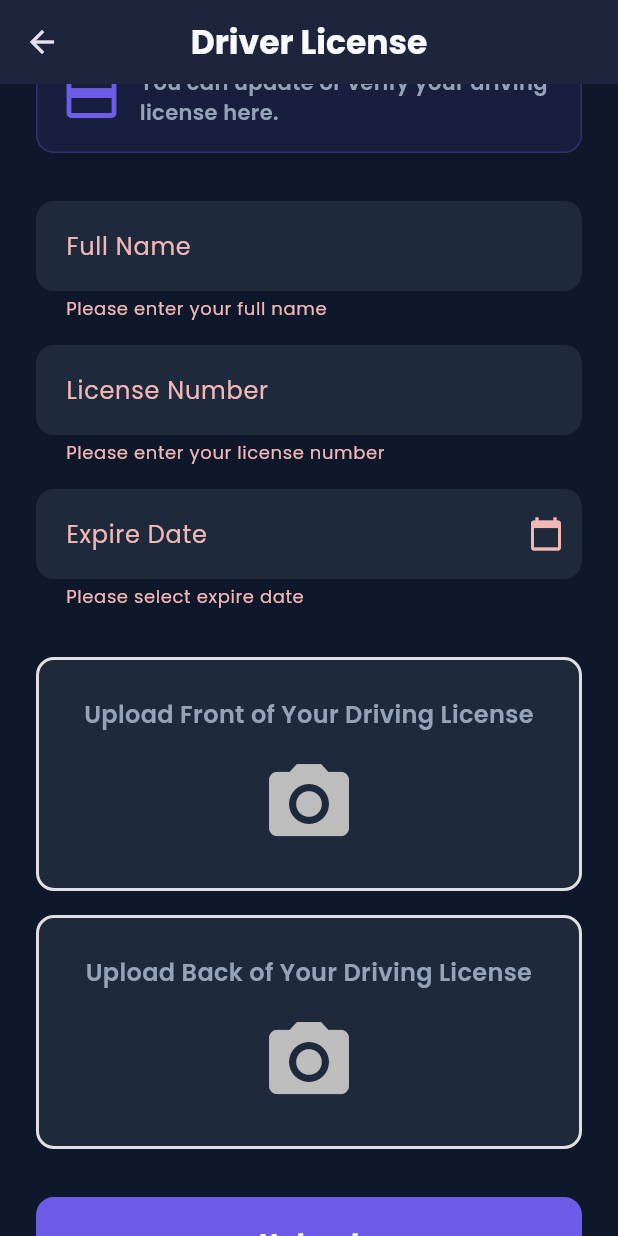
After one commit to PhoneWaiYanMoe/Thesis_Car_Rental_Cross_Platform_Application, a Flutter app: the LicenseUploadScreen screen opened by its route, scrolled down 136 dp, after a tap on "Upload", on a phone screen of 412 x 824 dp. The commit adds this screen. Run offline on Flutter 3.47's test engine with Material 3 defaults, Android fonts, the phone set to English and light mode, and no system bars; our stand-ins replace google_fonts, image_picker, shared_preferences, smooth_page_indicator, table_calendar; accounts and stored records are empty.

Commit message:
license check logic implemented

```diff
--- a/Mobile/wiz/lib/screens/Auth/services/auth_service.dart
+++ b/Mobile/wiz/lib/screens/Auth/services/auth_service.dart
@@ -8,6 +8,14 @@ class AuthService {
   static const String _userEmailKey = 'user_email';
   static const String _userAvatarKey = 'user_avatar';
   static const String _licenseKey = 'license_number';
+
+  // License data keys
+  static const String _licenseVerifiedKey = 'license_verified';
+  static const String _licenseFullNameKey = 'license_full_name';
+  static const String _licenseNumberKey = 'license_number_full';
+  static const String _licenseExpireDateKey = 'license_expire_date';
+  static const String _licenseFrontImageKey = 'license_front_image';
+  static const String _licenseBackImageKey = 'license_back_image';
 
   // Sample token for testing
   static const String sampleToken = 'sample_jwt_token_12345';
@@ -23,7 +31,6 @@ class AuthService {
   Future<bool> validateCredentials(String email, String password) async {
     // Simulate network delay
     await Future.delayed(const Duration(seconds: 1));
-
     return mockUsers.containsKey(email) && mockUsers[email] == password;
   }
 
@@ -69,6 +76,48 @@ class AuthService {
     return token != null && token.isNotEmpty;
   }
 
+  // Check if license is verified
+  Future<bool> isLicenseVerified() async {
+    final prefs = await SharedPreferences.getInstance();
+    return prefs.getBool(_licenseVerifiedKey) ?? false;
+  }
+
+  // Save license data
+  Future<void> saveLicenseData({
+    required String fullName,
+    required String licenseNumber,
+    required String expireDate,
+    required String frontImagePath,
+    required String backImagePath,
+  }) async {
+    final prefs = await SharedPreferences.getInstance();
+    await prefs.setBool(_licenseVerifiedKey, true);
+    await prefs.setString(_licenseFullNameKey, fullName);
+    await prefs.setString(_licenseNumberKey, licenseNumber);
+    await prefs.setString(_licenseExpireDateKey, expireDate);
+    await prefs.setString(_licenseFrontImageKey, frontImagePath);
+    await prefs.setString(_licenseBackImageKey, backImagePath);
+
+    // Also update the short license number for display
+    await prefs.setString(_licenseKey, '****${licenseNumber.substring(licenseNumber.length - 2)}');
+  }
+
+  // Get license data
+  Future<Map<String, String>?> getLicenseData() async {
+    final prefs = await SharedPreferences.getInstance();
+    final isVerified = prefs.getBool(_licenseVerifiedKey) ?? false;
+
+    if (!isVerified) return null;
+
+    return {
+      'fullName': prefs.getString(_licenseFullNameKey) ?? '',
+      'licenseNumber': prefs.getString(_licenseNumberKey) ?? '',
+      'expireDate': prefs.getString(_licenseExpireDateKey) ?? '',
+      'frontImagePath': prefs.getString(_licenseFrontImageKey) ?? '',
+      'backImagePath': prefs.getString(_licenseBackImageKey) ?? '',
+    };
+  }
+
   // Clear auth data (logout)
   Future<void> clearAuthData() async {
     final prefs = await SharedPreferences.getInstance();
@@ -80,16 +129,25 @@ class AuthService {
     await prefs.remove(_licenseKey);
   }
 
+  // Clear license data
+  Future<void> clearLicenseData() async {
+    final prefs = await SharedPreferences.getInstance();
+    await prefs.remove(_licenseVerifiedKey);
+    await prefs.remove(_licenseFullNameKey);
+    await prefs.remove(_licenseNumberKey);
+    await prefs.remove(_licenseExpireDateKey);
+    await prefs.remove(_licenseFrontImageKey);
+    await prefs.remove(_licenseBackImageKey);
+  }
+
   // Sample login for testing
   Future<Map<String, dynamic>> loginWithCredentials(String email, String password) async {
-    // Validate credentials
     final isValid = await validateCredentials(email, password);
 
     if (!isValid) {
       throw Exception('Invalid email or password');
     }
 
-    // Mock user data based on email
     final userData = {
       'token': sampleToken,
       'userId': 'user_001',
--- a/Mobile/wiz/lib/screens/Auth/views/login_screen.dart
+++ b/Mobile/wiz/lib/screens/Auth/views/login_screen.dart
@@ -55,7 +55,7 @@ class _LoginScreenState extends State<LoginScreen> {
       await _authService.loginWithCredentials(_emailController.text.trim(), _passwordController.text);
 
       if (mounted) {
-        AppRoutes.navigateAndRemoveUntil(context, AppRoutes.login);
+        AppRoutes.navigateAndRemoveUntil(context, AppRoutes.home);
       }
     } catch (e) {
       if (mounted) {
@@ -89,6 +89,8 @@ class _LoginScreenState extends State<LoginScreen> {
       body: SafeArea(
         child: Padding(
           padding: const EdgeInsets.symmetric(horizontal: 32.0),
+          child: SingleChildScrollView(
+            scrollDirection:  Axis.vertical,
             child: Form(
               key: _formKey,
               child: Column(
@@ -104,44 +106,44 @@ class _LoginScreenState extends State<LoginScreen> {
                     textAlign: TextAlign.center,
                     style: AppStyles.body(context),
                   ),
-          //      const SizedBox(height: 48),
+                //  const SizedBox(height: 48),
 
-                // // Mock credentials hint (for development only)
-                // Container(
-                //   padding: const EdgeInsets.all(12),
-                //   decoration: BoxDecoration(
-                //     color: AppStyles.primary.withOpacity(0.1),
-                //     borderRadius: BorderRadius.circular(8),
-                //     border: Border.all(color: AppStyles.primary.withOpacity(0.3)),
+                //   // Mock credentials hint (for development only)
+                //   Container(
+                //     padding: const EdgeInsets.all(12),
+                //     decoration: BoxDecoration(
+                //       color: AppStyles.primary.withOpacity(0.1),
+                //       borderRadius: BorderRadius.circular(8),
+                //       border: Border.all(color: AppStyles.primary.withOpacity(0.3)),
+                //     ),
+                //     child: Column(
+                //       crossAxisAlignment: CrossAxisAlignment.start,
+                //       children: [
+                //         Row(
+                //           children: [
+                //             Icon(Icons.info_outline, size: 16, color: AppStyles.primary),
+                //             const SizedBox(width: 8),
+                //             Text(
+                //               'Test Credentials',
+                //               style: AppStyles.caption(
+                //                 context,
+                //               ).copyWith(fontWeight: FontWeight.bold, color: AppStyles.primary),
+                //             ),
+                //           ],
+                //         ),
+                //         const SizedBox(height: 8),
+                //         Text(
+                //           'Email: jass@wiz.com\nPassword: Password1',
+                //           style: AppStyles.caption(context).copyWith(fontSize: 12),
+                //         ),
+                //         const SizedBox(height: 4),
+                //         Text(
+                //           'or use: test@example.com / password123',
+                //           style: AppStyles.caption(context).copyWith(fontSize: 12),
+                //         ),
+                //       ],
+                //     ),
                 //   ),
-                //   child: Column(
-                //     crossAxisAlignment: CrossAxisAlignment.start,
-                //     children: [
-                //       Row(
-                //         children: [
-                //           Icon(Icons.info_outline, size: 16, color: AppStyles.primary),
-                //           const SizedBox(width: 8),
-                //           Text(
-                //             'Test Credentials',
-                //             style: AppStyles.caption(
-                //               context,
-                //             ).copyWith(fontWeight: FontWeight.bold, color: AppStyles.primary),
-                //           ),
-                //         ],
-                //       ),
-                //       const SizedBox(height: 8),
-                //       Text(
-                //         'Email: jass@wiz.com\nPassword: Password1',
-                //         style: AppStyles.caption(context).copyWith(fontSize: 12),
-                //       ),
-                //       const SizedBox(height: 4),
-                //       Text(
-                //         'or use: test@example.com / password123',
-                //         style: AppStyles.caption(context).copyWith(fontSize: 12),
-                //       ),
-                //     ],
-                //   ),
-                // ),
 
                   const SizedBox(height: 24),
 
@@ -216,8 +218,9 @@ class _LoginScreenState extends State<LoginScreen> {
                       ),
                     ],
                   ),
-                const Spacer(),
+                  const SizedBox(height: 40),
                 ],
+              ),
             ),
           ),
         ),
--- a/Mobile/wiz/lib/screens/Auth/views/signup_screen.dart
+++ b/Mobile/wiz/lib/screens/Auth/views/signup_screen.dart
@@ -157,6 +157,7 @@ class _SignupScreenState extends State<SignupScreen> {
                       ),
                     ],
                   ),
+                  const SizedBox(height: 40),
                 ],
               ),
             ),
--- a/Mobile/wiz/lib/screens/Booking/views/booking_screen.dart
+++ b/Mobile/wiz/lib/screens/Booking/views/booking_screen.dart
@@ -5,6 +5,7 @@ import 'package:wiz/screens/Booking/views/widgets/_buildRenterInfo.dart';
 import 'package:wiz/screens/Auth/services/auth_service.dart';
 import 'package:wiz/screens/Cars/views/widgets/_buildCarOwnerInfo.dart';
 import 'package:wiz/screens/Cars/views/widgets/_buildTripSummary.dart';
+import 'package:wiz/screens/Settings/views/license_upload_screen.dart';
 import 'package:wiz/screens/Booking/models/booking_data.dart';
 class BookingScreen extends StatefulWidget {
   final Map<String, dynamic> arguments;
@@ -28,10 +29,23 @@ class _BookingScreenState extends State<BookingScreen> {
   void initState() {
     super.initState();
     _bookingData = BookingData.fromMap(widget.arguments);
-    _loadUserInfo();
+    _checkLicenseAndLoadInfo();
   }
 
-  Future<void> _loadUserInfo() async {
+  Future<void> _checkLicenseAndLoadInfo() async {
+    final isLicenseVerified = await _authService.isLicenseVerified();
+
+    if (!isLicenseVerified) {
+      // Navigate to license upload screen
+      WidgetsBinding.instance.addPostFrameCallback((_) {
+        Navigator.pushReplacement(
+          context,
+          MaterialPageRoute(builder: (_) => LicenseUploadScreen(fromBooking: true, bookingArguments: widget.arguments)),
+        );
+      });
+      return;
+    }
+
     final userInfo = await _authService.getUserInfo();
     setState(() {
       _userName = userInfo['userName'] ?? 'Guest';
--- /dev/null
+++ b/Mobile/wiz/lib/screens/Settings/views/license_upload_screen.dart
@@ -0,0 +1,302 @@
+import 'package:flutter/material.dart';
+import 'package:wiz/constants/app_styles.dart';
+import 'package:wiz/screens/Auth/services/auth_service.dart';
+import 'package:wiz/utils/app_routes.dart';
+import 'package:image_picker/image_picker.dart';
+import 'dart:io';
+
+class LicenseUploadScreen extends StatefulWidget {
+  final bool fromBooking;
+  final Map<String, dynamic>? bookingArguments;
+
+  const LicenseUploadScreen({super.key, this.fromBooking = false, this.bookingArguments});
+
+  @override
+  State<LicenseUploadScreen> createState() => _LicenseUploadScreenState();
+}
+
+class _LicenseUploadScreenState extends State<LicenseUploadScreen> {
+  final _formKey = GlobalKey<FormState>();
+  final _fullNameController = TextEditingController();
+  final _licenseNumberController = TextEditingController();
+  final _expireDateController = TextEditingController();
+  final _authService = AuthService();
+  final _imagePicker = ImagePicker();
+
+  File? _frontImage;
+  File? _backImage;
+  bool _isLoading = false;
+
+  @override
+  void initState() {
+    super.initState();
+    _loadExistingData();
+  }
+
+  Future<void> _loadExistingData() async {
+    final licenseData = await _authService.getLicenseData();
+    if (licenseData != null) {
+      setState(() {
+        _fullNameController.text = licenseData['fullName'] ?? '';
+        _licenseNumberController.text = licenseData['licenseNumber'] ?? '';
+        _expireDateController.text = licenseData['expireDate'] ?? '';
+      });
+    }
+  }
+
+  Future<void> _pickImage(bool isFront) async {
+    final XFile? image = await _imagePicker.pickImage(source: ImageSource.camera, imageQuality: 80);
+
+    if (image != null) {
+      setState(() {
+        if (isFront) {
+          _frontImage = File(image.path);
+        } else {
+          _backImage = File(image.path);
+        }
+      });
+    }
+  }
+
+  Future<void> _selectDate() async {
+    final DateTime? picked = await showDatePicker(
+      context: context,
+      initialDate: DateTime.now().add(const Duration(days: 365)),
+      firstDate: DateTime.now(),
+      lastDate: DateTime.now().add(const Duration(days: 3650)),
+    );
+
+    if (picked != null) {
+      setState(() {
+        _expireDateController.text = '${picked.day}/${picked.month}/${picked.year}';
+      });
+    }
+  }
+
+  Future<void> _handleUpload() async {
+    if (!_formKey.currentState!.validate()) return;
+
+    if (_frontImage == null || _backImage == null) {
+      ScaffoldMessenger.of(context).showSnackBar(
+        const SnackBar(content: Text('Please upload both front and back of your license'), backgroundColor: Colors.red),
+      );
+      return;
+    }
+
+    setState(() => _isLoading = true);
+
+    try {
+      // Save license data
+      await _authService.saveLicenseData(
+        fullName: _fullNameController.text,
+        licenseNumber: _licenseNumberController.text,
+        expireDate: _expireDateController.text,
+        frontImagePath: _frontImage!.path,
+        backImagePath: _backImage!.path,
+      );
+
+      if (!mounted) return;
+
+      // If coming from booking, continue to booking
+      if (widget.fromBooking && widget.bookingArguments != null) {
+        AppRoutes.navigateAndReplace(context, AppRoutes.booking, arguments: widget.bookingArguments);
+      } else {
+        // Otherwise, go back to settings or previous screen
+        Navigator.pop(context, true);
+      }
+
+      ScaffoldMessenger.of(
+        context,
+      ).showSnackBar(const SnackBar(content: Text('License uploaded successfully'), backgroundColor: Colors.green));
+    } catch (e) {
+      if (mounted) {
+        ScaffoldMessenger.of(
+          context,
+        ).showSnackBar(SnackBar(content: Text('Error: ${e.toString()}'), backgroundColor: Colors.red));
+      }
+    } finally {
+      if (mounted) setState(() => _isLoading = false);
+    }
+  }
+
+  @override
+  void dispose() {
+    _fullNameController.dispose();
+    _licenseNumberController.dispose();
+    _expireDateController.dispose();
+    super.dispose();
+  }
+
+  @override
+  Widget build(BuildContext context) {
+    return Scaffold(
+      backgroundColor: AppStyles.background(context),
+      appBar: AppBar(
+        leading: IconButton(icon: const Icon(Icons.arrow_back), onPressed: () => Navigator.pop(context)),
+        title: Text('Driver License', style: AppStyles.h2(context)),
+        centerTitle: true,
+        backgroundColor: AppStyles.background(context),
+        elevation: 0,
+      ),
+      body: SingleChildScrollView(
+        padding: const EdgeInsets.all(24),
+        child: Form(
+          key: _formKey,
+          child: Column(
+            crossAxisAlignment: CrossAxisAlignment.start,
+            children: [
+              Text(
+                'You have to verify your driving license to be able to start renting. This step is only needed for the first time rent.',
+                style: AppStyles.caption(context),
+              ),
+              const SizedBox(height: 24),
+
+              // Info box
+              Container(
+                padding: const EdgeInsets.all(16),
+                decoration: BoxDecoration(
+                  color: AppStyles.primary.withOpacity(0.1),
+                  borderRadius: BorderRadius.circular(12),
+                  border: Border.all(color: AppStyles.primary.withOpacity(0.3)),
+                ),
+                child: Row(
+                  children: [
+                    Icon(Icons.credit_card, color: AppStyles.primary, size: 40),
+                    const SizedBox(width: 12),
+                    Expanded(
+                      child: Text(
+                        'You can update or verify your driving license here.',
+                        style: AppStyles.caption(context).copyWith(fontWeight: FontWeight.w600),
+                      ),
+                    ),
+                  ],
+                ),
+              ),
+              const SizedBox(height: 32),
+
+              // Full Name
+              TextFormField(
+                controller: _fullNameController,
+                decoration: InputDecoration(
+                  labelText: 'Full Name',
+                  hintText: 'Enter your full name',
+                  filled: true,
+                  fillColor: AppStyles.surface(context),
+                  border: OutlineInputBorder(borderRadius: BorderRadius.circular(12), borderSide: BorderSide.none),
+                ),
+                validator: (value) {
+                  if (value == null || value.isEmpty) {
+                    return 'Please enter your full name';
+                  }
+                  return null;
+                },
+              ),
+              const SizedBox(height: 16),
+
+              // License Number
+              TextFormField(
+                controller: _licenseNumberController,
+                decoration: InputDecoration(
+                  labelText: 'License Number',
+                  hintText: 'Enter your license number',
+                  filled: true,
+                  fillColor: AppStyles.surface(context),
+                  border: OutlineInputBorder(borderRadius: BorderRadius.circular(12), borderSide: BorderSide.none),
+                ),
+                validator: (value) {
+                  if (value == null || value.isEmpty) {
+                    return 'Please enter your license number';
+                  }
+                  return null;
+                },
+              ),
+              const SizedBox(height: 16),
+
+              // Expire Date
+              TextFormField(
+                controller: _expireDateController,
+                readOnly: true,
+                onTap: _selectDate,
+                decoration: InputDecoration(
+                  labelText: 'Expire Date',
+                  hintText: 'Select expire date',
+                  filled: true,
+                  fillColor: AppStyles.surface(context),
+                  suffixIcon: const Icon(Icons.calendar_today),
+                  border: OutlineInputBorder(borderRadius: BorderRadius.circular(12), borderSide: BorderSide.none),
+                ),
+                validator: (value) {
+                  if (value == null || value.isEmpty) {
+                    return 'Please select expire date';
+                  }
+                  return null;
+                },
+              ),
+              const SizedBox(height: 32),
+
+              // Upload Front
+              _buildUploadBox('Upload Front of Your Driving License', _frontImage, () => _pickImage(true)),
+              const SizedBox(height: 16),
+
+              // Upload Back
+              _buildUploadBox('Upload Back of Your Driving License', _backImage, () => _pickImage(false)),
+              const SizedBox(height: 32),
+
+              // Upload Button
+              SizedBox(
+                width: double.infinity,
+                child: ElevatedButton(
+                  style: AppStyles.primaryButtonStyle(context),
+                  onPressed: _isLoading ? null : _handleUpload,
+                  child: _isLoading
+                      ? const SizedBox(
+                          height: 20,
+                          width: 20,
+                          child: CircularProgressIndicator(color: Colors.white, strokeWidth: 2),
+                        )
+                      : Text('Upload', style: AppStyles.button),
+                ),
+              ),
+            ],
+          ),
+        ),
+      ),
+    );
+  }
+
+  Widget _buildUploadBox(String title, File? image, VoidCallback onTap) {
+    return GestureDetector(
+      onTap: onTap,
+      child: Container(
+        width: double.infinity,
+        padding: const EdgeInsets.all(24),
+        decoration: BoxDecoration(
+          color: AppStyles.surface(context),
+          borderRadius: BorderRadius.circular(12),
+          border: Border.all(
+            color: image != null ? AppStyles.primary : Colors.grey.shade300,
+            width: 2,
+            style: BorderStyle.solid,
+          ),
+        ),
+        child: Column(
+          children: [
+            Text(
+              title,
+              style: AppStyles.body(context).copyWith(fontWeight: FontWeight.w600),
+              textAlign: TextAlign.center,
+            ),
+            const SizedBox(height: 16),
+            if (image != null)
+              ClipRRect(
+                borderRadius: BorderRadius.circular(8),
+                child: Image.file(image, height: 120, width: double.infinity, fit: BoxFit.cover),
+              )
+            else
+              Icon(Icons.camera_alt, size: 64, color: Colors.grey.shade400),
+          ],
+        ),
+      ),
+    );
+  }
+}
--- a/Mobile/wiz/lib/utils/app_routes.dart
+++ b/Mobile/wiz/lib/utils/app_routes.dart
@@ -1,3 +1,4 @@
+// lib/utils/app_routes.dart
 import 'package:flutter/material.dart';
 import 'package:wiz/screens/Auth/views/forgot_password_screen.dart';
 import 'package:wiz/screens/Auth/views/login_screen.dart';
@@ -12,6 +13,7 @@ import 'package:wiz/screens/Cars/views/car_list_screen.dart';
 import 'package:wiz/screens/Home/views/dateTime_screen.dart';
 import 'package:wiz/screens/Home/views/home_screen.dart';
 import 'package:wiz/screens/Home/views/location_screen.dart';
+import 'package:wiz/screens/Settings/views/license_upload_screen.dart';
 
 class AppRoutes {
   static const String splash = '/';
@@ -27,6 +29,7 @@ class AppRoutes {
   static const String cars = '/cars';
   static const String carDetails = '/car-details';
   static const String booking = '/booking';
+  static const String licenseUpload = '/license-upload';
 
   static Route<dynamic>? onGenerateRoute(RouteSettings settings) {
     switch (settings.name) {
@@ -70,6 +73,15 @@ class AppRoutes {
         }
         return null;
 
+      case licenseUpload:
+        final args = settings.arguments as Map<String, dynamic>?;
+        return MaterialPageRoute(
+          builder: (_) => LicenseUploadScreen(
+            fromBooking: args?['fromBooking'] ?? false,
+            bookingArguments: args?['bookingArguments'],
+          ),
+        );
+
       default:
         return null;
     }
--- a/Mobile/wiz/pubspec.yaml
+++ b/Mobile/wiz/pubspec.yaml
@@ -38,6 +38,9 @@ dependencies:
   flutter_native_splash: ^2.4.7
   google_fonts: ^6.3.2
   table_calendar: ^3.0.9
+  smooth_page_indicator: ^1.1.0
+  shared_preferences: ^2.5.3
+  image_picker: ^1.2.1
 
 
 
@@ -67,6 +70,9 @@ flutter:
   assets:
    - assets/images/
    - assets/logo/
+   - assets/logo/zalo.png
+   - assets/logo/momo.png
+   - assets/logo/bank.png
 
 
 
```
Lines whose indentation alone changed are shown as unchanged.
